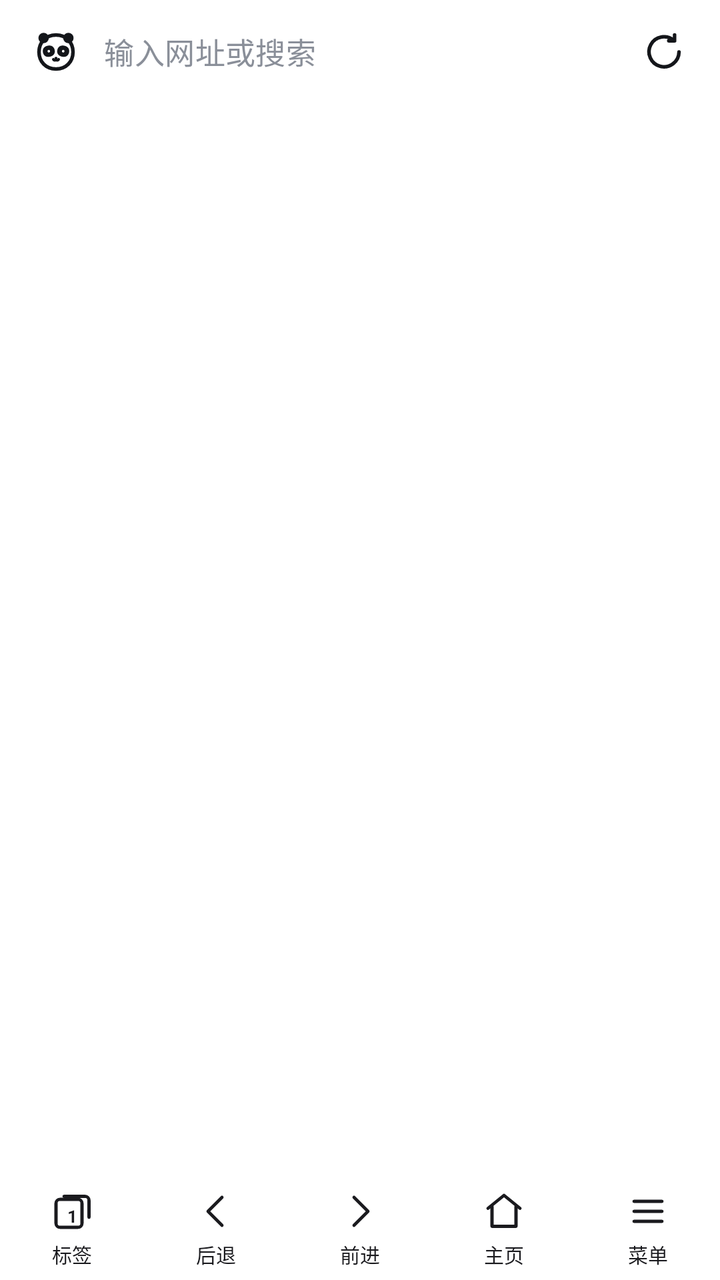
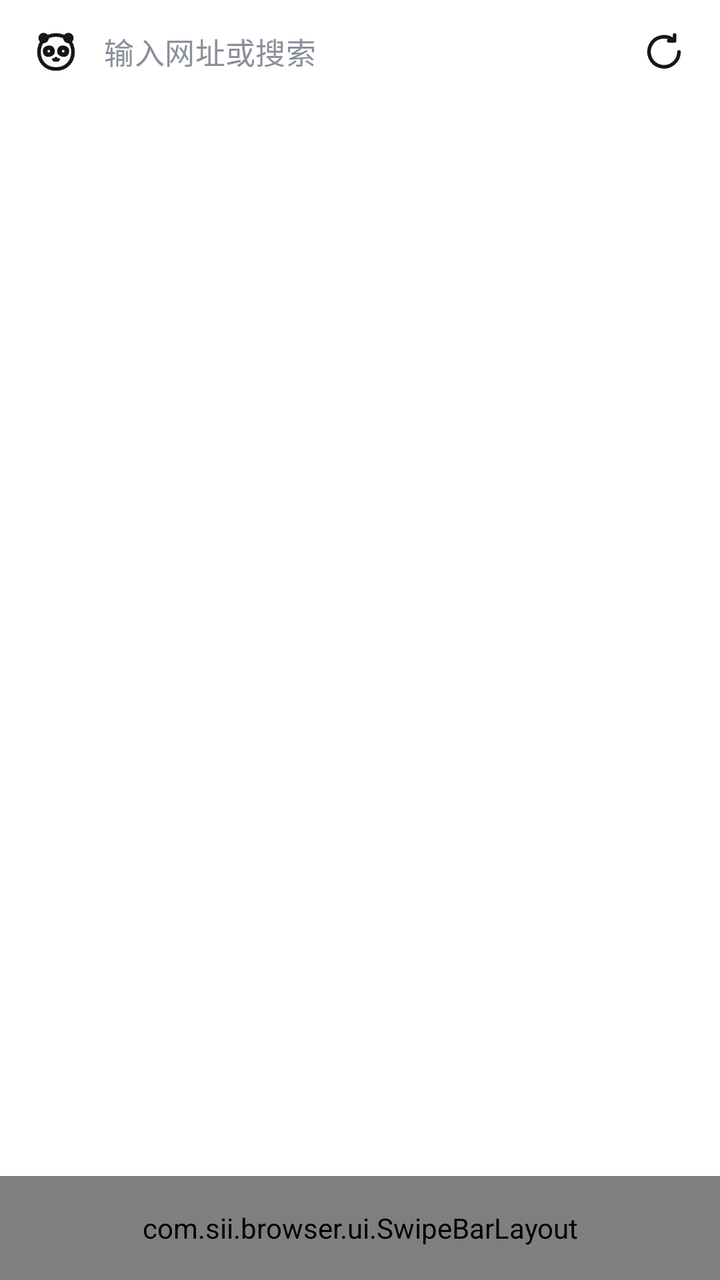

Screens rendered from an Android XML layout before and after an edit, with the pre-edit source and the edit as a unified diff.
<!-- AndroidManifest.xml: application theme Theme.Sii -->
<!-- res/layout/fragment_browser.xml -->
<?xml version="1.0" encoding="utf-8"?>
<FrameLayout xmlns:android="http://schemas.android.com/apk/res/android"
    android:id="@+id/browser_root"
    android:layout_width="match_parent"
    android:layout_height="match_parent"
    android:background="@color/toolbar_bg">

    
    <LinearLayout
        android:id="@+id/browser_content"
        android:layout_width="match_parent"
        android:layout_height="match_parent"
        android:orientation="vertical">

        <HorizontalScrollView
            android:id="@+id/tab_bar"
            android:layout_width="match_parent"
            android:layout_height="wrap_content"
            android:background="@color/toolbar_bg"
            android:scrollbars="none"
            android:visibility="gone">

            <LinearLayout
                android:id="@+id/tab_strip"
                android:layout_width="wrap_content"
                android:layout_height="wrap_content"
                android:orientation="horizontal"
                android:paddingStart="8dp"
                android:paddingEnd="8dp"
                android:paddingTop="4dp"
                android:paddingBottom="4dp" />
        </HorizontalScrollView>

        <LinearLayout
            android:id="@+id/address_bar"
            android:layout_width="match_parent"
            android:layout_height="wrap_content"
            android:background="@color/toolbar_bg"
            android:gravity="center_vertical"
            android:orientation="horizontal"
            android:paddingStart="8dp"
            android:paddingEnd="8dp"
            android:paddingTop="6dp"
            android:paddingBottom="6dp">

            <ImageButton
                android:id="@+id/site_info_button"
                android:layout_width="40dp"
                android:layout_height="40dp"
                android:background="?android:attr/selectableItemBackgroundBorderless"
                android:contentDescription="@string/site_info_title"
                android:padding="6dp"
                android:scaleType="centerInside"
                android:src="@drawable/ic_site_info"
                android:tint="@color/icon_primary" />

            <EditText
                android:id="@+id/address_input"
                android:layout_width="0dp"
                android:layout_height="40dp"
                android:layout_weight="1"
                android:background="@null"
                android:ellipsize="end"
                android:fontFamily="sans-serif-medium"
                android:gravity="center_vertical"
                android:hint="@string/address_hint"
                android:imeOptions="actionGo"
                android:includeFontPadding="false"
                android:inputType="textUri"
                android:letterSpacing="0.01"
                android:maxLines="1"
                android:paddingStart="4dp"
                android:paddingEnd="8dp"
                android:selectAllOnFocus="true"
                android:singleLine="true"
                android:textColor="@color/text_primary"
                android:textColorHint="@color/text_secondary"
                android:textSize="15sp" />

            <ImageButton
                android:id="@+id/refresh_button"
                android:layout_width="40dp"
                android:layout_height="40dp"
                android:background="?android:attr/selectableItemBackgroundBorderless"
                android:contentDescription="@string/menu_refresh"
                android:padding="6dp"
                android:scaleType="centerInside"
                android:src="@drawable/ic_tb_refresh"
                android:tint="@color/icon_primary" />

            
            <TextView
                android:id="@+id/modern_cancel"
                android:layout_width="wrap_content"
                android:layout_height="40dp"
                android:background="?android:attr/selectableItemBackgroundBorderless"
                android:gravity="center"
                android:paddingStart="8dp"
                android:paddingEnd="8dp"
                android:text="@android:string/cancel"
                android:textColor="?android:attr/colorAccent"
                android:textSize="13.5sp"
                android:visibility="gone" />
        </LinearLayout>

        <ProgressBar
            android:id="@+id/progress_bar"
            style="?android:attr/progressBarStyleHorizontal"
            android:layout_width="match_parent"
            android:layout_height="3dp"
            android:max="100"
            android:progress="0"
            android:progressTint="?android:attr/colorAccent"
            android:visibility="gone" />

        <HorizontalScrollView
            android:id="@+id/search_toolbar_scroll"
            android:layout_width="match_parent"
            android:layout_height="44dp"
            android:background="@color/toolbar_bg"
            android:scrollbars="none"
            android:visibility="gone">

            <LinearLayout
                android:id="@+id/search_toolbar"
                android:layout_width="wrap_content"
                android:layout_height="match_parent"
                android:gravity="center_vertical"
                android:orientation="horizontal"
                android:paddingStart="12dp"
                android:paddingEnd="12dp" />
        </HorizontalScrollView>

        <FrameLayout
            android:id="@+id/webview_container"
            android:layout_width="match_parent"
            android:layout_height="0dp"
            android:layout_weight="1">

            <FrameLayout
                android:id="@+id/home_container"
                android:layout_width="match_parent"
                android:layout_height="match_parent"
                android:background="@color/bg"
                android:visibility="gone" />

            <LinearLayout
                android:id="@+id/find_bar"
                android:layout_width="match_parent"
                android:layout_height="wrap_content"
                android:layout_gravity="bottom"
                android:layout_margin="8dp"
                android:background="@drawable/bg_find_bar"
                android:elevation="6dp"
                android:orientation="horizontal"
                android:gravity="center_vertical"
                android:paddingHorizontal="8dp"
                android:paddingVertical="5dp"
                android:visibility="gone">

                <EditText
                    android:id="@+id/find_input"
                    android:layout_width="0dp"
                    android:layout_height="wrap_content"
                    android:layout_weight="1"
                    android:background="@null"
                    android:hint="@string/menu_find"
                    android:imeOptions="actionSearch"
                    android:inputType="text"
                    android:maxLines="1"
                    android:textColor="@color/text_primary"
                    android:textColorHint="@color/text_secondary"
                    android:textSize="14sp" />

                <TextView
                    android:id="@+id/find_count"
                    android:layout_width="wrap_content"
                    android:layout_height="wrap_content"
                    android:minWidth="40dp"
                    android:gravity="center"
                    android:textColor="@color/text_secondary"
                    android:textSize="12sp" />

                <TextView
                    android:id="@+id/find_prev"
                    android:layout_width="wrap_content"
                    android:layout_height="wrap_content"
                    android:paddingHorizontal="8dp"
                    android:paddingVertical="6dp"
                    android:text="‹"
                    android:textColor="@color/text_primary"
                    android:textSize="16sp" />

                <TextView
                    android:id="@+id/find_next"
                    android:layout_width="wrap_content"
                    android:layout_height="wrap_content"
                    android:paddingHorizontal="8dp"
                    android:paddingVertical="6dp"
                    android:text="›"
                    android:textColor="@color/text_primary"
                    android:textSize="16sp" />

                <TextView
                    android:id="@+id/find_close"
                    android:layout_width="wrap_content"
                    android:layout_height="wrap_content"
                    android:paddingHorizontal="8dp"
                    android:paddingVertical="6dp"
                    android:text="✕"
                    android:textColor="@color/text_primary"
                    android:textSize="16sp" />
            </LinearLayout>

            
            <LinearLayout
                android:id="@+id/download_bar"
                android:layout_width="match_parent"
                android:layout_height="wrap_content"
                android:layout_gravity="bottom"
                android:layout_marginStart="8dp"
                android:layout_marginEnd="8dp"
                android:layout_marginBottom="20dp"
                android:background="@drawable/bg_find_bar"
                android:elevation="6dp"
                android:gravity="center_vertical"
                android:orientation="horizontal"
                android:paddingHorizontal="12dp"
                android:paddingVertical="6dp"
                android:visibility="gone">

                <TextView
                    android:id="@+id/download_bar_text"
                    android:layout_width="0dp"
                    android:layout_height="wrap_content"
                    android:layout_weight="1"
                    android:maxLines="1"
                    android:ellipsize="end"
                    android:textColor="@color/text_primary"
                    android:textSize="13sp" />

                <TextView
                    android:id="@+id/download_bar_action"
                    android:layout_width="wrap_content"
                    android:layout_height="wrap_content"
                    android:paddingHorizontal="10dp"
                    android:paddingVertical="6dp"
                    android:text="@string/download_bar_view"
                    android:textColor="?android:attr/colorAccent"
                    android:textSize="12.5sp" />
            </LinearLayout>

            
            <LinearLayout
                android:id="@+id/tts_bar"
                android:layout_width="match_parent"
                android:layout_height="wrap_content"
                android:layout_gravity="bottom"
                android:layout_margin="8dp"
                android:background="@drawable/bg_find_bar"
                android:elevation="6dp"
                android:gravity="center_vertical"
                android:orientation="horizontal"
                android:paddingHorizontal="12dp"
                android:paddingVertical="6dp"
                android:visibility="gone">

                <TextView
                    android:id="@+id/tts_status"
                    android:layout_width="0dp"
                    android:layout_height="wrap_content"
                    android:layout_weight="1"
                    android:text="@string/tts_speaking"
                    android:textColor="@color/text_primary"
                    android:textSize="13sp" />

                <TextView
                    android:id="@+id/tts_rate"
                    android:layout_width="wrap_content"
                    android:layout_height="wrap_content"
                    android:paddingHorizontal="10dp"
                    android:paddingVertical="6dp"
                    android:text="@string/tts_rate"
                    android:textColor="?android:attr/colorAccent"
                    android:textSize="12.5sp" />

                <TextView
                    android:id="@+id/tts_stop"
                    android:layout_width="wrap_content"
                    android:layout_height="wrap_content"
                    android:paddingHorizontal="10dp"
                    android:paddingVertical="6dp"
                    android:text="@string/tts_stop"
                    android:textColor="@color/text_primary"
                    android:textSize="12.5sp" />
            </LinearLayout>

            <View
                android:id="@+id/page_loading_cover"
                android:layout_width="match_parent"
                android:layout_height="match_parent"
                android:background="@color/bg_page"
                android:clickable="true"
                android:focusable="true"
                android:visibility="gone" />

            <LinearLayout
                android:id="@+id/sniff_prompt"
                android:layout_width="match_parent"
                android:layout_height="wrap_content"
                android:layout_gravity="bottom"
                android:layout_margin="10dp"
                android:background="@drawable/bg_menu_panel"
                android:elevation="8dp"
                android:gravity="center_vertical"
                android:orientation="horizontal"
                android:paddingStart="12dp"
                android:paddingEnd="6dp"
                android:paddingTop="8dp"
                android:paddingBottom="8dp"
                android:visibility="gone">

                <TextView
                    android:id="@+id/sniff_prompt_title"
                    android:layout_width="0dp"
                    android:layout_height="wrap_content"
                    android:layout_weight="1"
                    android:ellipsize="end"
                    android:maxLines="2"
                    android:textColor="@color/text_primary"
                    android:textSize="13sp" />

                <TextView
                    android:id="@+id/sniff_prompt_play"
                    android:layout_width="wrap_content"
                    android:layout_height="wrap_content"
                    android:background="@drawable/bg_accent_soft"
                    android:paddingHorizontal="12dp"
                    android:paddingVertical="6dp"
                    android:text="@string/sniff_play"
                    android:textColor="?android:attr/colorAccent"
                    android:textSize="13sp" />

                <TextView
                    android:id="@+id/sniff_prompt_download"
                    android:layout_width="wrap_content"
                    android:layout_height="wrap_content"
                    android:layout_marginStart="6dp"
                    android:background="@drawable/bg_card"
                    android:paddingHorizontal="12dp"
                    android:paddingVertical="6dp"
                    android:text="@string/sniff_download"
                    android:textColor="@color/text_primary"
                    android:textSize="13sp" />

                <ImageView
                    android:id="@+id/sniff_prompt_close"
                    android:layout_width="32dp"
                    android:layout_height="32dp"
                    android:contentDescription="@string/sniff_prompt_close"
                    android:padding="6dp"
                    android:src="@drawable/ic_close"
                    android:tint="@color/text_secondary" />
            </LinearLayout>
        </FrameLayout>

        <LinearLayout
            android:id="@+id/bottom_bar"
            android:layout_width="match_parent"
            android:layout_height="52dp"
            android:background="@color/toolbar_bg"
            android:orientation="horizontal">

            <LinearLayout
                android:id="@+id/tab_count_button"
                style="@style/ToolbarButton">

                <FrameLayout
                    android:layout_width="28dp"
                    android:layout_height="24dp">

                    <ImageView
                        android:layout_width="24dp"
                        android:layout_height="24dp"
                        android:layout_gravity="center"
                        android:contentDescription="@string/tabs_title"
                        android:src="@drawable/ic_tb_tabs" />

                    <TextView
                        android:id="@+id/tab_count"
                        android:layout_width="match_parent"
                        android:layout_height="match_parent"
                        android:gravity="center"
                        android:paddingTop="5dp"
                        android:text="1"
                        android:textColor="@color/text_primary"
                        android:textSize="8.6sp"
                        android:textStyle="bold" />
                </FrameLayout>

                <TextView style="@style/ToolbarLabel" android:text="@string/tab_label" />
            </LinearLayout>

            <LinearLayout
                android:id="@+id/back_button"
                style="@style/ToolbarButton">
                <ImageView
                    android:layout_width="24dp"
                    android:layout_height="24dp"
                    android:contentDescription="@string/nav_back"
                    android:src="@drawable/ic_tb_back" />
                <TextView style="@style/ToolbarLabel" android:text="@string/nav_back" />
            </LinearLayout>

            <LinearLayout
                android:id="@+id/forward_button"
                style="@style/ToolbarButton">
                <ImageView
                    android:layout_width="24dp"
                    android:layout_height="24dp"
                    android:contentDescription="@string/nav_forward"
                    android:src="@drawable/ic_tb_forward" />
                <TextView style="@style/ToolbarLabel" android:text="@string/nav_forward" />
            </LinearLayout>

            <LinearLayout
                android:id="@+id/home_button"
                style="@style/ToolbarButton">
                <ImageView
                    android:layout_width="24dp"
                    android:layout_height="24dp"
                    android:contentDescription="@string/menu_home"
                    android:src="@drawable/ic_tb_home" />
                <TextView style="@style/ToolbarLabel" android:text="@string/menu_home" />
            </LinearLayout>

            <LinearLayout
                android:id="@+id/menu_button"
                style="@style/ToolbarButton">
                <ImageView
                    android:layout_width="24dp"
                    android:layout_height="24dp"
                    android:contentDescription="@string/menu"
                    android:src="@drawable/ic_tb_menu" />
                <TextView style="@style/ToolbarLabel" android:text="@string/menu" />
            </LinearLayout>
        </LinearLayout>
    </LinearLayout>

    
    <View
        android:id="@+id/night_filter"
        android:layout_width="match_parent"
        android:layout_height="match_parent"
        android:alpha="0"
        android:background="#000000"
        android:clickable="false"
        android:focusable="false"
        android:visibility="gone" />

    
    <TextView
        android:id="@+id/translate_status"
        android:layout_width="wrap_content"
        android:layout_height="wrap_content"
        android:layout_gravity="bottom|center_horizontal"
        android:layout_marginBottom="72dp"
        android:background="@drawable/bg_translate_status"
        android:clickable="true"
        android:elevation="8dp"
        android:focusable="true"
        android:paddingHorizontal="12dp"
        android:paddingVertical="7dp"
        android:textColor="@color/text_primary"
        android:textSize="11sp"
        android:visibility="gone" />

    
    <TextView
        android:id="@+id/translate_toggle"
        android:layout_width="44dp"
        android:layout_height="44dp"
        android:layout_gravity="bottom|start"
        android:background="@drawable/bg_translate_fab"
        android:elevation="6dp"
        android:gravity="center"
        android:text="@string/translate_fab_start"
        android:textColor="?android:attr/colorAccent"
        android:textSize="11sp"
        android:visibility="gone" />

    
    <LinearLayout
        android:id="@+id/modern_chrome"
        android:layout_width="match_parent"
        android:layout_height="wrap_content"
        android:layout_gravity="bottom"
        android:layout_marginStart="10dp"
        android:layout_marginEnd="10dp"
        android:layout_marginBottom="10dp"
        android:clipChildren="false"
        android:orientation="vertical"
        android:padding="4dp"
        android:visibility="gone">

        <LinearLayout
            android:id="@+id/modern_quick_host"
            android:layout_width="match_parent"
            android:layout_height="wrap_content"
            android:orientation="horizontal" />

        <LinearLayout
            android:id="@+id/modern_main_row"
            android:layout_width="match_parent"
            android:layout_height="48dp"
            android:gravity="center_vertical"
            android:orientation="horizontal">

            <FrameLayout
                android:id="@+id/modern_address_host"
                android:layout_width="0dp"
                android:layout_height="48dp"
                android:layout_weight="1"
                android:clipChildren="false" />

            <LinearLayout
                android:id="@+id/modern_tool_row"
                android:layout_width="wrap_content"
                android:layout_height="48dp"
                android:layout_marginStart="2dp"
                android:background="@android:color/transparent"
                android:orientation="horizontal" />
        </LinearLayout>
    </LinearLayout>

    
    <FrameLayout
        android:id="@+id/tabs_overlay"
        android:layout_width="match_parent"
        android:layout_height="match_parent"
        android:elevation="10dp"
        android:visibility="gone">

        <View
            android:id="@+id/tabs_dim"
            android:layout_width="match_parent"
            android:layout_height="match_parent"
            android:background="@color/mask" />

        <LinearLayout
            android:id="@+id/tabs_panel"
            android:layout_width="match_parent"
            android:layout_height="wrap_content"
            android:layout_gravity="bottom"
            android:background="@drawable/bg_modern_sheet"
            android:orientation="vertical"
            android:paddingTop="6dp"
            android:paddingBottom="8dp">

            <FrameLayout
                android:id="@+id/tabs_handle"
                android:layout_width="match_parent"
                android:layout_height="20dp"
                android:background="@android:color/transparent">

                <View
                    android:layout_width="36dp"
                    android:layout_height="4dp"
                    android:layout_gravity="center"
                    android:background="@drawable/bg_sheet_handle" />
            </FrameLayout>

            <TextView
                android:id="@+id/tabs_title"
                android:layout_width="match_parent"
                android:layout_height="wrap_content"
                android:paddingStart="18dp"
                android:paddingEnd="18dp"
                android:paddingBottom="10dp"
                android:text="@string/tabs_title"
                android:textColor="@color/text_primary"
                android:textSize="15sp"
                android:textStyle="bold" />

            <ScrollView
                android:id="@+id/tabs_scroll"
                android:layout_width="match_parent"
                android:layout_height="wrap_content"
                android:padding="14dp"
                android:paddingTop="0dp"
                android:scrollbars="none">

                <LinearLayout
                    android:id="@+id/tabs_list"
                    android:layout_width="match_parent"
                    android:layout_height="wrap_content"
                    android:orientation="vertical" />
            </ScrollView>

            <LinearLayout
                android:id="@+id/tabs_actions"
                android:layout_width="match_parent"
                android:layout_height="wrap_content"
                android:orientation="horizontal"
                android:paddingStart="14dp"
                android:paddingEnd="14dp"
                android:paddingTop="4dp"
                android:paddingBottom="10dp">

                <TextView
                    android:id="@+id/tabs_new"
                    android:layout_width="0dp"
                    android:layout_height="48dp"
                    android:layout_weight="1"
                    android:background="@drawable/bg_card"
                    android:gravity="center"
                    android:text="@string/menu_new_tab"
                    android:textColor="@color/text_primary"
                    android:textSize="14sp" />

                <TextView
                    android:id="@+id/tabs_undo"
                    android:layout_width="0dp"
                    android:layout_height="48dp"
                    android:layout_marginStart="8dp"
                    android:layout_weight="1"
                    android:background="@drawable/bg_card"
                    android:gravity="center"
                    android:text="@string/tab_undo"
                    android:textColor="@color/text_primary"
                    android:textSize="14sp" />
            </LinearLayout>
        </LinearLayout>
    </FrameLayout>

    
    <FrameLayout
        android:id="@+id/menu_overlay"
        android:layout_width="match_parent"
        android:layout_height="match_parent"
        android:elevation="20dp"
        android:visibility="gone">

        <View
            android:id="@+id/menu_dim"
            android:layout_width="match_parent"
            android:layout_height="match_parent"
            android:background="@color/mask" />

        <LinearLayout
            android:id="@+id/menu_panel"
            android:layout_width="match_parent"
            android:layout_height="wrap_content"
            android:layout_gravity="bottom"
            android:background="@drawable/bg_modern_sheet"
            android:elevation="12dp"
            android:orientation="vertical"
            android:paddingTop="6dp"
            android:paddingBottom="8dp">

            <FrameLayout
                android:id="@+id/menu_handle"
                android:layout_width="match_parent"
                android:layout_height="20dp"
                android:background="@android:color/transparent">

                <View
                    android:layout_width="36dp"
                    android:layout_height="4dp"
                    android:layout_gravity="center"
                    android:background="@drawable/bg_sheet_handle" />
            </FrameLayout>

            <LinearLayout
                android:layout_width="match_parent"
                android:layout_height="wrap_content"
                android:gravity="center_vertical"
                android:orientation="horizontal"
                android:paddingStart="18dp"
                android:paddingEnd="10dp"
                android:paddingBottom="4dp">

                <TextView
                    android:id="@+id/menu_title"
                    android:layout_width="0dp"
                    android:layout_height="wrap_content"
                    android:layout_weight="1"
                    android:text="@string/menu"
                    android:textColor="@color/text_primary"
                    android:textSize="15sp"
                    android:textStyle="bold" />

                <TextView
                    android:id="@+id/menu_open_settings"
                    android:layout_width="wrap_content"
                    android:layout_height="36dp"
                    android:background="?android:attr/selectableItemBackgroundBorderless"
                    android:gravity="center"
                    android:paddingStart="10dp"
                    android:paddingEnd="10dp"
                    android:text="@string/settings"
                    android:textColor="?android:attr/colorAccent"
                    android:textSize="13sp" />
            </LinearLayout>

            
            <HorizontalScrollView
                android:id="@+id/menu_fixed_bar"
                android:layout_width="match_parent"
                android:layout_height="wrap_content"
                android:scrollbars="none">

                <LinearLayout
                    android:id="@+id/menu_toggles"
                    android:layout_width="wrap_content"
                    android:layout_height="wrap_content"
                    android:orientation="horizontal"
                    android:paddingStart="14dp"
                    android:paddingEnd="14dp" />
            </HorizontalScrollView>

            
            <View
                android:id="@+id/menu_divider"
                android:layout_width="match_parent"
                android:layout_height="1dp"
                android:layout_marginStart="18dp"
                android:layout_marginEnd="18dp"
                android:layout_marginTop="8dp"
                android:background="@color/line" />

            
            <ScrollView
                android:id="@+id/menu_scroll"
                android:layout_width="match_parent"
                android:layout_height="wrap_content"
                android:scrollbars="none">

                <LinearLayout
                    android:id="@+id/menu_grid"
                    android:layout_width="match_parent"
                    android:layout_height="wrap_content"
                    android:orientation="vertical" />
            </ScrollView>

            
            <HorizontalScrollView
                android:id="@+id/menu_horizontal"
                android:layout_width="match_parent"
                android:layout_height="wrap_content"
                android:scrollbars="none"
                android:visibility="gone">

                <LinearLayout
                    android:id="@+id/menu_grid_horizontal"
                    android:layout_width="wrap_content"
                    android:layout_height="wrap_content"
                    android:orientation="vertical" />
            </HorizontalScrollView>
        </LinearLayout>
    </FrameLayout>

    
    <FrameLayout
        android:id="@+id/fullscreen_container"
        android:layout_width="match_parent"
        android:layout_height="match_parent"
        android:background="#000000"
        android:visibility="gone" />
</FrameLayout>
<!-- resources referenced by this layout -->
<resources>
  <color name="bg">#FFF6F7F9</color>
  <color name="bg_page">#FFFFFFFF</color>
  <color name="icon_primary">#FF14161A</color>
  <color name="line">#FFECECF0</color>
  <color name="mask">#42000000</color>
  <color name="text_primary">#FF1A1A1E</color>
  <color name="text_secondary">#FF8A8F99</color>
  <color name="toolbar_bg">#FFFFFFFF</color>
  <!-- drawable bg_accent_soft (drawable) -->
  <?xml version="1.0" encoding="utf-8"?>
  <shape xmlns:android="http://schemas.android.com/apk/res/android"
      android:shape="rectangle">
      <solid android:color="?attr/accentSoft" />
      <corners android:radius="14dp" />
  </shape>
  <!-- drawable bg_card (drawable) -->
  <?xml version="1.0" encoding="utf-8"?>
  <shape xmlns:android="http://schemas.android.com/apk/res/android"
      android:shape="rectangle">
      <solid android:color="@color/card" />
      <corners android:radius="16dp" />
      <stroke android:width="1dp" android:color="@color/line" />
  </shape>
  <!-- drawable bg_menu_panel (drawable) -->
  <?xml version="1.0" encoding="utf-8"?>
  <shape xmlns:android="http://schemas.android.com/apk/res/android"
      android:shape="rectangle">
      <solid android:color="@color/card" />
      <corners
          android:topLeftRadius="24dp"
          android:topRightRadius="24dp" />
  </shape>
  <!-- drawable bg_modern_sheet (drawable) -->
  <?xml version="1.0" encoding="utf-8"?>
  <shape xmlns:android="http://schemas.android.com/apk/res/android"
      android:shape="rectangle">
      <solid android:color="@color/card" />
      <corners
          android:topLeftRadius="28dp"
          android:topRightRadius="28dp" />
  </shape>
  <!-- drawable bg_sheet_handle (drawable) -->
  <?xml version="1.0" encoding="utf-8"?>
  <shape xmlns:android="http://schemas.android.com/apk/res/android"
      android:shape="rectangle">
      <solid android:color="@color/line" />
      <corners android:radius="2dp" />
  </shape>
  <!-- drawable bg_translate_fab (drawable) -->
  <?xml version="1.0" encoding="utf-8"?>
  <shape xmlns:android="http://schemas.android.com/apk/res/android"
      android:shape="oval">
      <solid android:color="@color/card" />
      <stroke android:width="1dp" android:color="@color/line" />
  </shape>
  <!-- drawable bg_translate_status (drawable) -->
  <?xml version="1.0" encoding="utf-8"?>
  <shape xmlns:android="http://schemas.android.com/apk/res/android"
      android:shape="rectangle">
      <solid android:color="@color/card" />
      <corners android:radius="18dp" />
  </shape>
  <string name="address_hint">输入网址或搜索</string>
  <string name="download_bar_view">查看</string>
  <string name="menu">菜单</string>
  <string name="menu_find">页内查找</string>
  <string name="menu_home">主页</string>
  <string name="menu_new_tab">新建标签</string>
  <string name="menu_refresh">刷新</string>
  <string name="nav_back">后退</string>
  <string name="nav_forward">前进</string>
  <string name="settings">设置</string>
  <string name="site_info_title">页面信息</string>
  <string name="sniff_download">下载</string>
  <string name="sniff_play">播放</string>
  <string name="sniff_prompt_close">关闭</string>
  <string name="tab_label">标签</string>
  <string name="tab_undo">撤销关闭</string>
  <string name="tabs_title">标签页</string>
  <string name="translate_fab_start">译</string>
  <string name="tts_rate">语速</string>
  <string name="tts_speaking">正在朗读…</string>
  <string name="tts_stop">停止</string>
  <color name="card">#FFFFFFFF</color>
  <color name="accent">#FF2F7CF6</color>
  <color name="accent_soft">#FFEAF2FF</color>
  <!-- drawable bg_dialog (drawable) -->
  <?xml version="1.0" encoding="utf-8"?>
  <shape xmlns:android="http://schemas.android.com/apk/res/android"
      android:shape="rectangle">
      <solid android:color="@color/card" />
      <corners android:radius="16dp" />
      <stroke android:width="1dp" android:color="@color/line" />
  </shape>
  <!-- unchanged entries left out for length: 15 -->
</resources>

<!-- the commit's change to res/layout/fragment_browser.xml (unified diff, before → after) -->
@@ -364,7 +364,7 @@
             </LinearLayout>
         </FrameLayout>
 
-        <LinearLayout
+        <com.sii.browser.ui.SwipeBarLayout
             android:id="@+id/bottom_bar"
             android:layout_width="match_parent"
             android:layout_height="52dp"
@@ -444,7 +444,7 @@
                     android:src="@drawable/ic_tb_menu" />
                 <TextView style="@style/ToolbarLabel" android:text="@string/menu" />
             </LinearLayout>
-        </LinearLayout>
+        </com.sii.browser.ui.SwipeBarLayout>
     </LinearLayout>
 
     
